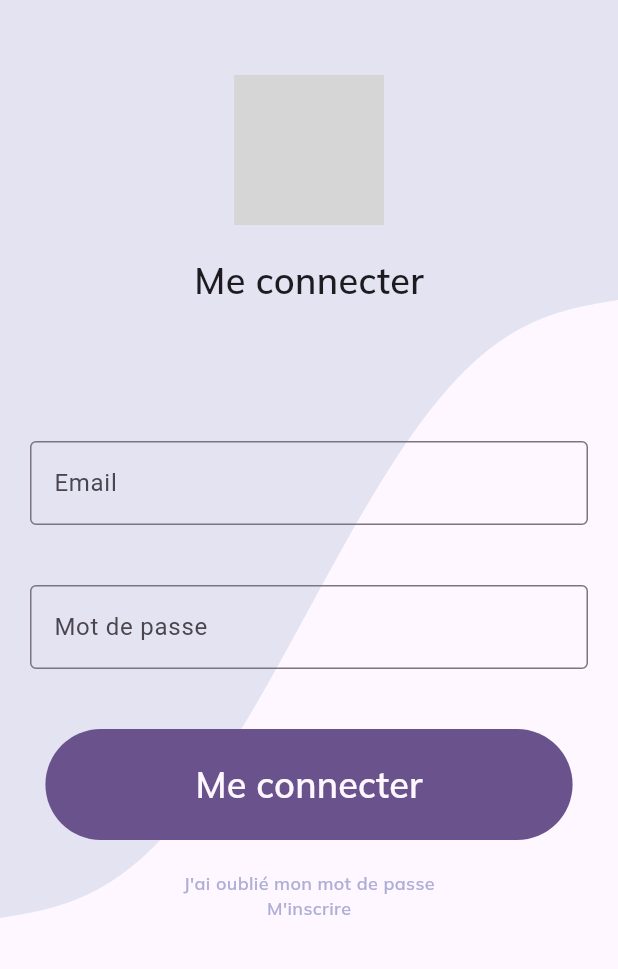
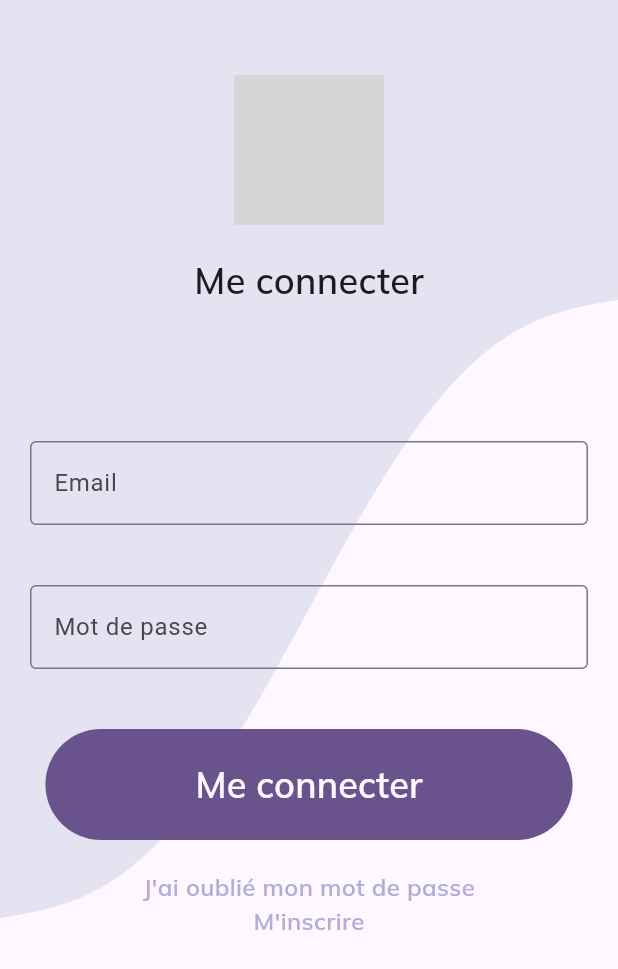
Before and after one commit to MyApero/HOD-App, a Flutter app: the screen it shows after launch, on a phone screen of 412 x 824 dp. Shown: the top 969 px of the screen. Run offline on Flutter 3.47's test engine with Material 3 defaults, Android fonts, the phone set to English and light mode, and no system bars; grey boxes are pictures that could not be loaded.

Commit message:
[CHANGED] Text size (inscrire et mot de passe oublié)

```diff
--- a/lib/widgets/app_scaffold.dart
+++ b/lib/widgets/app_scaffold.dart
@@ -92,7 +92,7 @@ class AppScaffold extends StatelessWidget {
                 const Text(
                       "J'ai oublié mon mot de passe",
                       style: TextStyle(
-                      fontSize: 12,
+                      fontSize: 16,
                       fontFamily: 'MulishSemiBold',
                       color: Color(0xFFAEAED7),
                     )
@@ -100,7 +100,7 @@ class AppScaffold extends StatelessWidget {
                 const Text(
                       "M'inscrire",
                       style: TextStyle(
-                      fontSize: 12,
+                      fontSize: 16,
                       fontFamily: 'MulishSemiBold',
                       color: Color(0xFFAEAED7),
                     )
```
